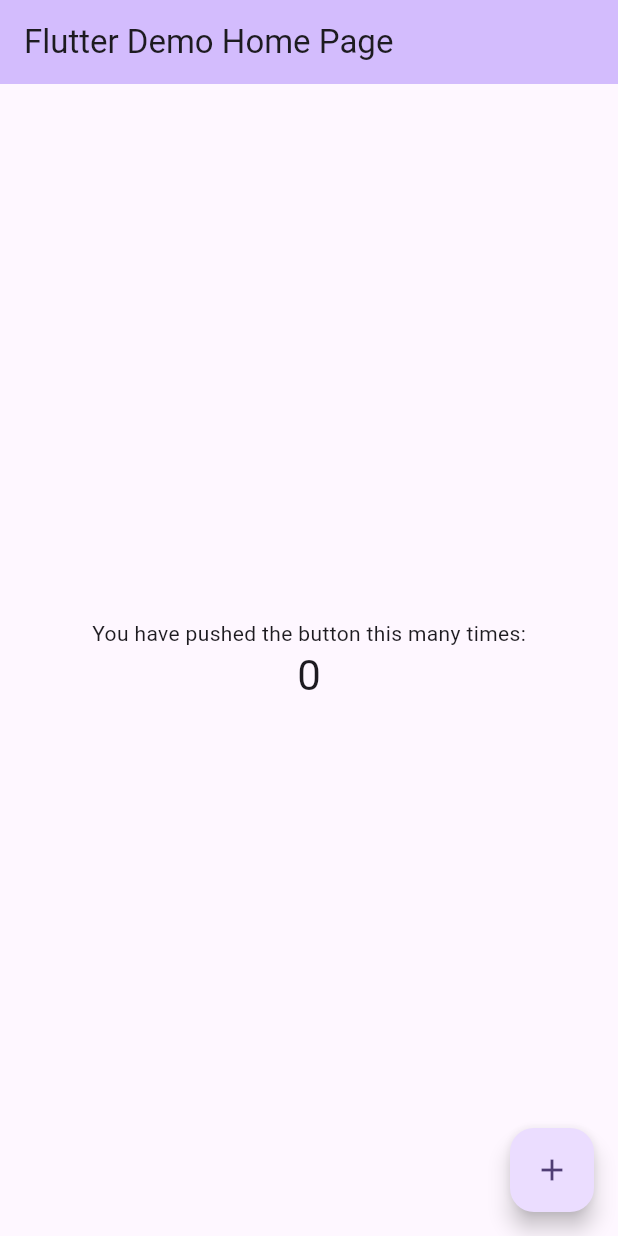
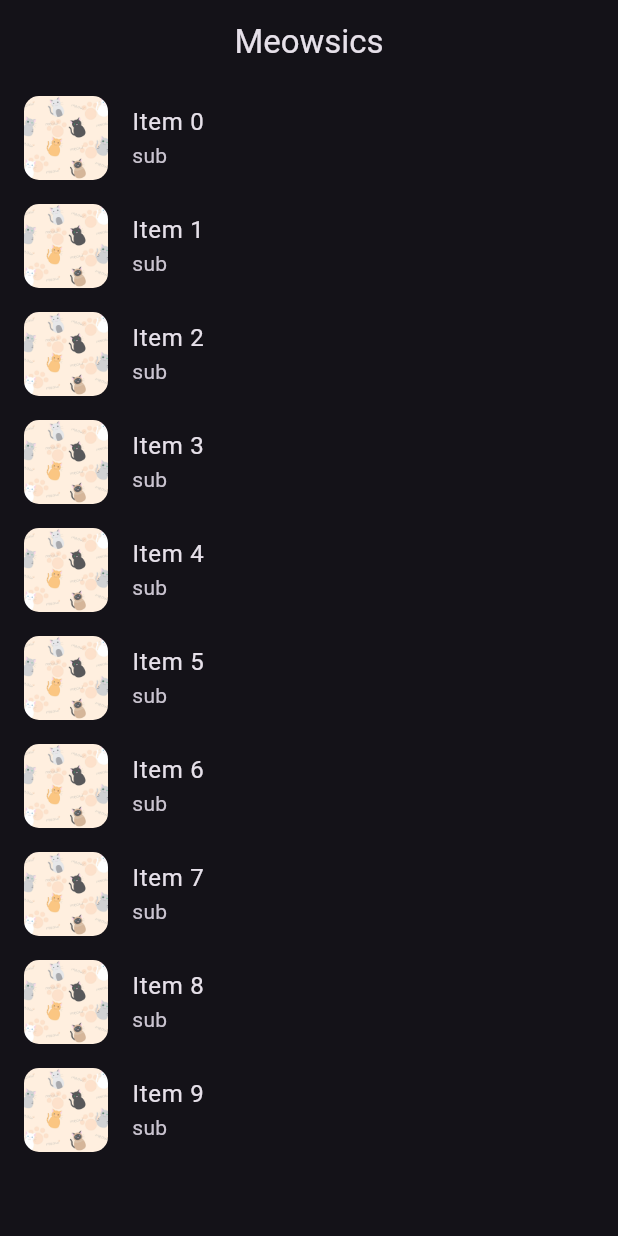
Before and after one commit to hadiseh39/flutter-music-player, a Flutter app: the screen it shows after launch, on a phone screen of 412 x 824 dp. Run offline on Flutter 3.47's test engine with Material 3 defaults, Android fonts, the phone set to English and light mode, and no system bars.

Commit message:
added home page

```diff
--- a/lib/main.dart
+++ b/lib/main.dart
@@ -1,125 +1,24 @@
 import 'package:flutter/material.dart';
+import 'package:music_player/screens/home_page.dart';
 
 void main() {
   runApp(const MyApp());
 }
 
-class MyApp extends StatelessWidget {
+class MyApp extends StatefulWidget {
   const MyApp({super.key});
 
-  // This widget is the root of your application.
+  @override
+  State<MyApp> createState() => _MyAppState();
+}
+
+class _MyAppState extends State<MyApp> {
   @override
   Widget build(BuildContext context) {
     return MaterialApp(
-      title: 'Flutter Demo',
-      theme: ThemeData(
-        // This is the theme of your application.
-        //
-        // TRY THIS: Try running your application with "flutter run". You'll see
-        // the application has a purple toolbar. Then, without quitting the app,
-        // try changing the seedColor in the colorScheme below to Colors.green
-        // and then invoke "hot reload" (save your changes or press the "hot
-        // reload" button in a Flutter-supported IDE, or press "r" if you used
-        // the command line to start the app).
-        //
-        // Notice that the counter didn't reset back to zero; the application
-        // state is not lost during the reload. To reset the state, use hot
-        // restart instead.
-        //
-        // This works for code too, not just values: Most code changes can be
-        // tested with just a hot reload.
-        colorScheme: ColorScheme.fromSeed(seedColor: Colors.deepPurple),
-        useMaterial3: true,
-      ),
-      home: const MyHomePage(title: 'Flutter Demo Home Page'),
+      theme: ThemeData.dark(),
+      debugShowCheckedModeBanner: false,
+      home: HomePage()
     );
   }
 }
-
-class MyHomePage extends StatefulWidget {
-  const MyHomePage({super.key, required this.title});
-
-  // This widget is the home page of your application. It is stateful, meaning
-  // that it has a State object (defined below) that contains fields that affect
-  // how it looks.
-
-  // This class is the configuration for the state. It holds the values (in this
-  // case the title) provided by the parent (in this case the App widget) and
-  // used by the build method of the State. Fields in a Widget subclass are
-  // always marked "final".
-
-  final String title;
-
-  @override
-  State<MyHomePage> createState() => _MyHomePageState();
-}
-
-class _MyHomePageState extends State<MyHomePage> {
-  int _counter = 0;
-
-  void _incrementCounter() {
-    setState(() {
-      // This call to setState tells the Flutter framework that something has
-      // changed in this State, which causes it to rerun the build method below
-      // so that the display can reflect the updated values. If we changed
-      // _counter without calling setState(), then the build method would not be
-      // called again, and so nothing would appear to happen.
-      _counter++;
-    });
-  }
-
-  @override
-  Widget build(BuildContext context) {
-    // This method is rerun every time setState is called, for instance as done
-    // by the _incrementCounter method above.
-    //
-    // The Flutter framework has been optimized to make rerunning build methods
-    // fast, so that you can just rebuild anything that needs updating rather
-    // than having to individually change instances of widgets.
-    return Scaffold(
-      appBar: AppBar(
-        // TRY THIS: Try changing the color here to a specific color (to
-        // Colors.amber, perhaps?) and trigger a hot reload to see the AppBar
-        // change color while the other colors stay the same.
-        backgroundColor: Theme.of(context).colorScheme.inversePrimary,
-        // Here we take the value from the MyHomePage object that was created by
-        // the App.build method, and use it to set our appbar title.
-        title: Text(widget.title),
-      ),
-      body: Center(
-        // Center is a layout widget. It takes a single child and positions it
-        // in the middle of the parent.
-        child: Column(
-          // Column is also a layout widget. It takes a list of children and
-          // arranges them vertically. By default, it sizes itself to fit its
-          // children horizontally, and tries to be as tall as its parent.
-          //
-          // Column has various properties to control how it sizes itself and
-          // how it positions its children. Here we use mainAxisAlignment to
-          // center the children vertically; the main axis here is the vertical
-          // axis because Columns are vertical (the cross axis would be
-          // horizontal).
-          //
-          // TRY THIS: Invoke "debug painting" (choose the "Toggle Debug Paint"
-          // action in the IDE, or press "p" in the console), to see the
-          // wireframe for each widget.
-          mainAxisAlignment: MainAxisAlignment.center,
-          children: <Widget>[
-            const Text(
-              'You have pushed the button this many times:',
-            ),
-            Text(
-              '$_counter',
-              style: Theme.of(context).textTheme.headlineMedium,
-            ),
-          ],
-        ),
-      ),
-      floatingActionButton: FloatingActionButton(
-        onPressed: _incrementCounter,
-        tooltip: 'Increment',
-        child: const Icon(Icons.add),
-      ), // This trailing comma makes auto-formatting nicer for build methods.
-    );
-  }
-}
--- /dev/null
+++ b/lib/screens/home_page.dart
@@ -0,0 +1,36 @@
+import 'package:flutter/material.dart';
+
+class HomePage extends StatefulWidget {
+  const HomePage({super.key});
+
+  @override
+  State<HomePage> createState() => _HomePageState();
+}
+
+class _HomePageState extends State<HomePage> {
+  @override
+  Widget build(BuildContext context) {
+    return Scaffold(
+        appBar: AppBar(
+          title: const Text('Meowsics'),
+          centerTitle: true,
+        ),
+        body: ListView.builder(
+          itemCount: 10,
+          itemBuilder: (context, index){
+            return ListTile(
+              leading: ClipRRect(
+                borderRadius: BorderRadius.circular(10),
+                child: Image.asset('assets/images/57200.jpg'),
+              ),
+              title: Text('Item $index'),
+              subtitle: Text('sub'),
+              onTap: () {
+
+              },
+            );
+          },
+        ),
+      );
+  }
+}
--- a/pubspec.yaml
+++ b/pubspec.yaml
@@ -59,8 +59,8 @@ flutter:
   uses-material-design: true
 
   # To add assets to your application, add an assets section, like this:
-  # assets:
-  #   - images/a_dot_burr.jpeg
+  assets:
+    - assets/images/57200.jpg
   #   - images/a_dot_ham.jpeg
 
   # An image asset can refer to one or more resolution-specific "variants", see
```
Also changed, not shown: assets/images/57200.jpg (added).
